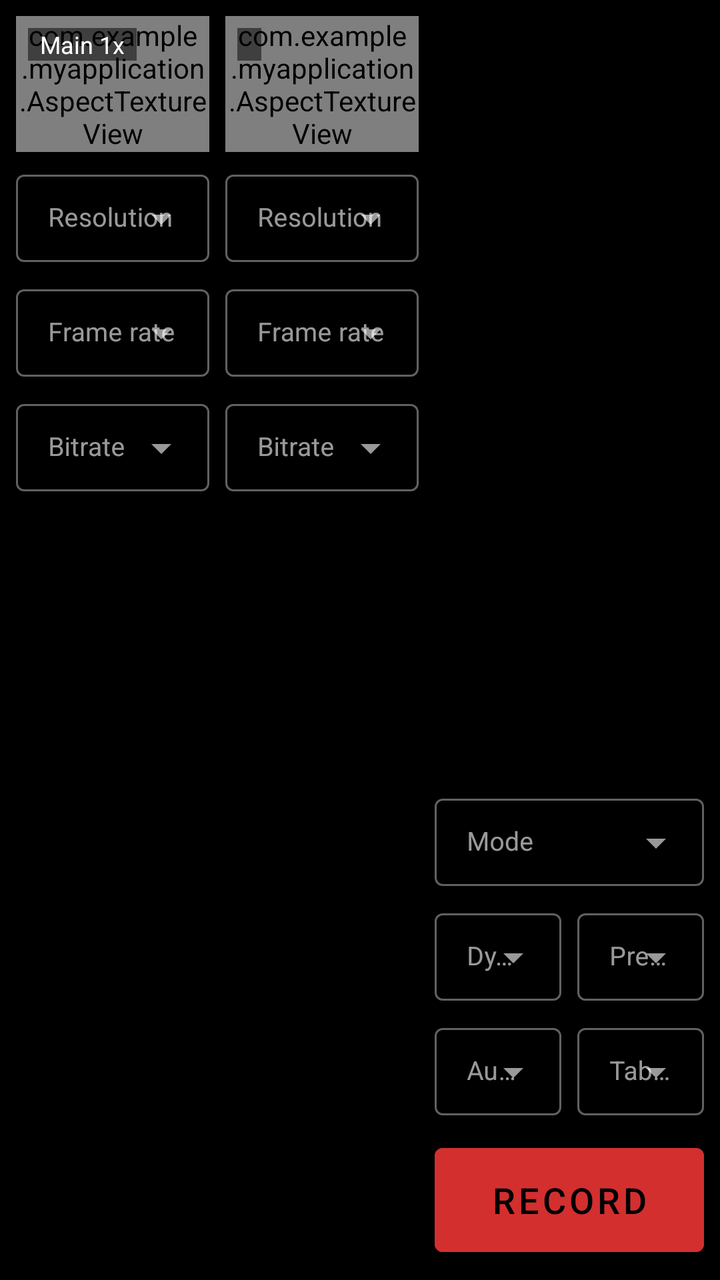
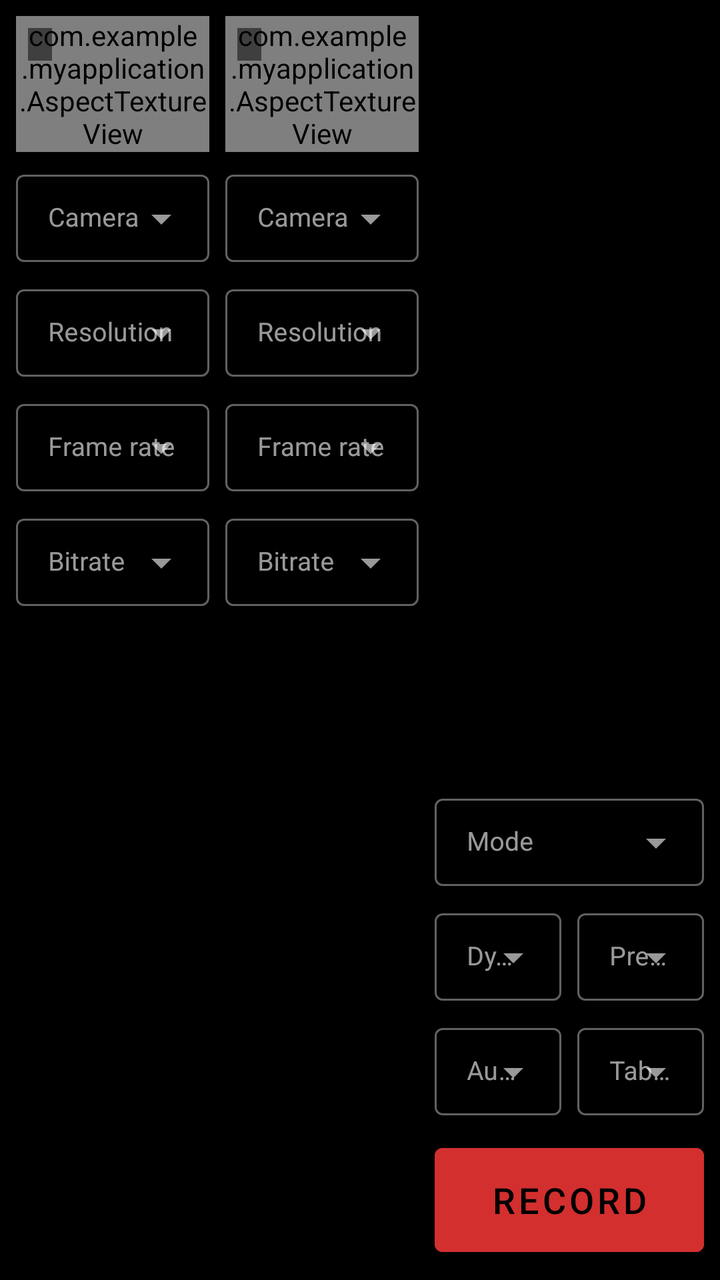

Compare the two renders of this Android layout. The source of the first and the diff that turns it into the second are given below.
<!-- AndroidManifest.xml: activity theme Theme.MyApplication.Camera -->
<!-- res/layout/activity_dual_cam.xml -->
<?xml version="1.0" encoding="utf-8"?>
<LinearLayout xmlns:android="http://schemas.android.com/apk/res/android"
    android:id="@+id/root"
    android:layout_width="match_parent"
    android:layout_height="match_parent"
    android:background="#000000"
    android:fitsSystemWindows="true"
    android:orientation="horizontal"
    android:padding="8dp">

    <ScrollView
        android:id="@+id/cameraPane"
        android:layout_width="0dp"
        android:layout_height="match_parent"
        android:layout_weight="3">

        <LinearLayout
            android:layout_width="match_parent"
            android:layout_height="wrap_content"
            android:orientation="horizontal">

            <LinearLayout
                android:layout_width="0dp"
                android:layout_height="wrap_content"
                android:layout_marginEnd="4dp"
                android:layout_weight="1"
                android:orientation="vertical">

                <FrameLayout
                    android:layout_width="match_parent"
                    android:layout_height="wrap_content">

                    <com.example.myapplication.AspectTextureView
                        android:id="@+id/preview1"
                        android:layout_width="match_parent"
                        android:layout_height="wrap_content" />

                    <TextView
                        android:id="@+id/preview1Off"
                        style="@style/PreviewOff" />

                    <TextView
                        style="@style/PreviewLabel"
                        android:text="Main 1x" />
                </FrameLayout>

                <include
                    android:id="@+id/config1"
                    layout="@layout/camera_config" />
            </LinearLayout>

            <LinearLayout
                android:layout_width="0dp"
                android:layout_height="wrap_content"
                android:layout_marginStart="4dp"
                android:layout_weight="1"
                android:orientation="vertical">

                <FrameLayout
                    android:layout_width="match_parent"
                    android:layout_height="wrap_content">

                    <com.example.myapplication.AspectTextureView
                        android:id="@+id/preview2"
                        android:layout_width="match_parent"
                        android:layout_height="wrap_content" />

                    <TextView
                        android:id="@+id/preview2Off"
                        style="@style/PreviewOff" />

                    <TextView
                        style="@style/PreviewLabel"
                        android:id="@+id/label2" />
                </FrameLayout>

                <include
                    android:id="@+id/config2"
                    layout="@layout/camera_config" />
            </LinearLayout>
        </LinearLayout>
    </ScrollView>

    <LinearLayout
        android:id="@+id/controlsPane"
        android:layout_width="0dp"
        android:layout_height="match_parent"
        android:layout_marginStart="8dp"
        android:layout_weight="2"
        android:orientation="vertical">

        <TextView
            android:id="@+id/live"
            android:layout_width="match_parent"
            android:layout_height="wrap_content"
            android:fontFamily="monospace"
            android:paddingTop="8dp"
            android:textColor="#FF5252"
            android:textSize="13sp"
            android:textStyle="bold" />

        <TextView
            android:id="@+id/status"
            android:layout_width="match_parent"
            android:layout_height="0dp"
            android:layout_weight="1"
            android:fontFamily="monospace"
            android:paddingTop="8dp"
            android:textColor="#CCCCCC"
            android:textSize="11sp" />

        <com.google.android.material.textfield.TextInputLayout
            android:id="@+id/modeLayout"
            style="@style/ConfigDropdown"
            android:hint="Mode">

            <com.google.android.material.textfield.MaterialAutoCompleteTextView style="@style/ConfigDropdownField" />
        </com.google.android.material.textfield.TextInputLayout>

        <LinearLayout
            android:layout_width="match_parent"
            android:layout_height="wrap_content"
            android:orientation="horizontal">

            <com.google.android.material.textfield.TextInputLayout
                android:id="@+id/dynamicRangeLayout"
                style="@style/ConfigDropdown"
                android:layout_width="0dp"
                android:layout_marginEnd="4dp"
                android:layout_weight="1"
                android:hint="Dynamic range">

                <com.google.android.material.textfield.MaterialAutoCompleteTextView style="@style/ConfigDropdownField" />
            </com.google.android.material.textfield.TextInputLayout>

            <com.google.android.material.textfield.TextInputLayout
                android:id="@+id/previewLayout"
                style="@style/ConfigDropdown"
                android:layout_width="0dp"
                android:layout_marginStart="4dp"
                android:layout_weight="1"
                android:hint="Preview while recording">

                <com.google.android.material.textfield.MaterialAutoCompleteTextView style="@style/ConfigDropdownField" />
            </com.google.android.material.textfield.TextInputLayout>
        </LinearLayout>

        <LinearLayout
            android:layout_width="match_parent"
            android:layout_height="wrap_content"
            android:layout_marginBottom="8dp"
            android:orientation="horizontal">

            <com.google.android.material.textfield.TextInputLayout
                android:id="@+id/audioLayout"
                style="@style/ConfigDropdown"
                android:layout_width="0dp"
                android:layout_marginEnd="4dp"
                android:layout_weight="1"
                android:hint="Audio">

                <com.google.android.material.textfield.MaterialAutoCompleteTextView style="@style/ConfigDropdownField" />
            </com.google.android.material.textfield.TextInputLayout>

            <com.google.android.material.textfield.TextInputLayout
                android:id="@+id/remoteLayout"
                style="@style/ConfigDropdown"
                android:layout_width="0dp"
                android:layout_marginStart="4dp"
                android:layout_weight="1"
                android:hint="Tablet remote">

                <com.google.android.material.textfield.MaterialAutoCompleteTextView style="@style/ConfigDropdownField" />
            </com.google.android.material.textfield.TextInputLayout>
        </LinearLayout>

        <Button
            android:id="@+id/record"
            android:layout_width="match_parent"
            android:layout_height="64dp"
            android:backgroundTint="#D32F2F"
            android:text="Record"
            android:textSize="18sp" />
    </LinearLayout>
</LinearLayout>
<!-- res/layout/camera_config.xml (included above) -->
<?xml version="1.0" encoding="utf-8"?>
<LinearLayout xmlns:android="http://schemas.android.com/apk/res/android"
    android:layout_width="match_parent"
    android:layout_height="wrap_content"
    android:orientation="vertical">

    <com.google.android.material.textfield.TextInputLayout
        android:id="@+id/resolutionLayout"
        style="@style/ConfigDropdown"
        android:hint="Resolution">

        <com.google.android.material.textfield.MaterialAutoCompleteTextView style="@style/ConfigDropdownField" />
    </com.google.android.material.textfield.TextInputLayout>

    <com.google.android.material.textfield.TextInputLayout
        android:id="@+id/fpsLayout"
        style="@style/ConfigDropdown"
        android:hint="Frame rate">

        <com.google.android.material.textfield.MaterialAutoCompleteTextView style="@style/ConfigDropdownField" />
    </com.google.android.material.textfield.TextInputLayout>

    <com.google.android.material.textfield.TextInputLayout
        android:id="@+id/bitrateLayout"
        style="@style/ConfigDropdown"
        android:hint="Bitrate">

        <com.google.android.material.textfield.MaterialAutoCompleteTextView style="@style/ConfigDropdownField" />
    </com.google.android.material.textfield.TextInputLayout>
</LinearLayout>
<!-- resources referenced by this layout -->
<resources>
  <style name="ConfigDropdown" parent="Widget.MaterialComponents.TextInputLayout.OutlinedBox.Dense.ExposedDropdownMenu">
          <item name="android:layout_width">match_parent</item>
          <item name="android:layout_height">wrap_content</item>
          <item name="android:layout_marginTop">4dp</item>
      </style>
  <style name="ConfigDropdownField">
          <item name="android:layout_width">match_parent</item>
          <item name="android:layout_height">wrap_content</item>
          <item name="android:inputType">none</item>
          <item name="android:textSize">13sp</item>
      </style>
  <style name="PreviewLabel">
          <item name="android:layout_width">wrap_content</item>
          <item name="android:layout_height">wrap_content</item>
          <item name="android:layout_margin">6dp</item>
          <item name="android:background">#80000000</item>
          <item name="android:paddingHorizontal">6dp</item>
          <item name="android:textColor">#FFFFFF</item>
          <item name="android:textSize">12sp</item>
      </style>
  <style name="PreviewOff">
          <item name="android:layout_width">match_parent</item>
          <item name="android:layout_height">match_parent</item>
          <item name="android:background">#000000</item>
          <item name="android:gravity">center</item>
          <item name="android:text">Preview off · tap to show</item>
          <item name="android:textColor">#888888</item>
          <item name="android:textSize">13sp</item>
          <item name="android:visibility">gone</item>
      </style>
  <style name="Theme.MyApplication.Camera" parent="Theme.MaterialComponents.NoActionBar">
          <item name="colorPrimary">@color/teal_200</item>
          <item name="colorOnPrimary">@color/black</item>
          <item name="android:statusBarColor">#000000</item>
          <item name="android:navigationBarColor">#000000</item>
      </style>
  <color name="teal_200">#FF03DAC5</color>
  <color name="black">#FF000000</color>
</resources>

<!-- the commit's change to res/layout/activity_dual_cam.xml (unified diff, before → after) -->
@@ -40,8 +40,8 @@
                         style="@style/PreviewOff" />
 
                     <TextView
-                        style="@style/PreviewLabel"
-                        android:text="Main 1x" />
+                        android:id="@+id/label1"
+                        style="@style/PreviewLabel" />
                 </FrameLayout>
 
                 <include
@@ -70,8 +70,8 @@
                         style="@style/PreviewOff" />
 
                     <TextView
-                        style="@style/PreviewLabel"
-                        android:id="@+id/label2" />
+                        android:id="@+id/label2"
+                        style="@style/PreviewLabel" />
                 </FrameLayout>
 
                 <include
@@ -191,6 +191,14 @@
     android:orientation="vertical">
 
     <com.google.android.material.textfield.TextInputLayout
+        android:id="@+id/cameraLayout"
+        style="@style/ConfigDropdown"
+        android:hint="Camera">
+
+        <com.google.android.material.textfield.MaterialAutoCompleteTextView style="@style/ConfigDropdownField" />
+    </com.google.android.material.textfield.TextInputLayout>
+
+    <com.google.android.material.textfield.TextInputLayout
         android:id="@+id/resolutionLayout"
         style="@style/ConfigDropdown"
         android:hint="Resolution">
